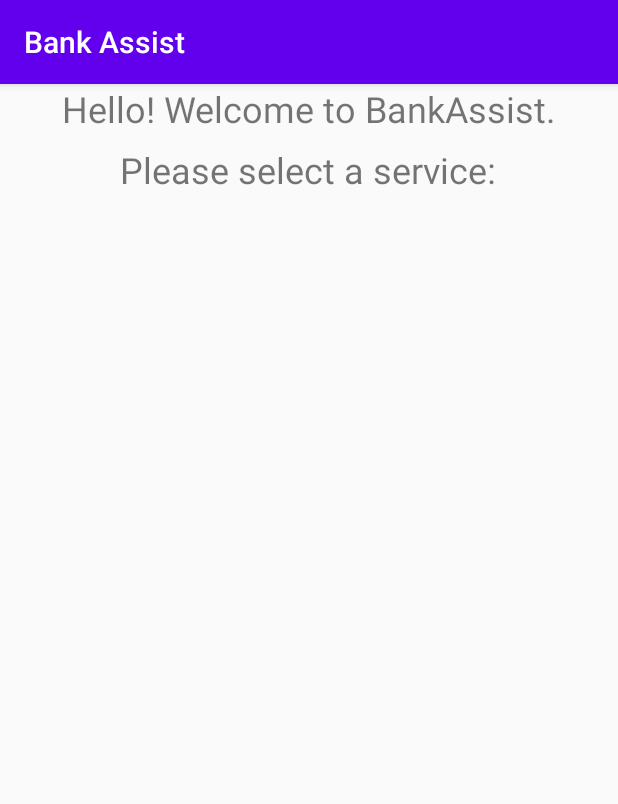
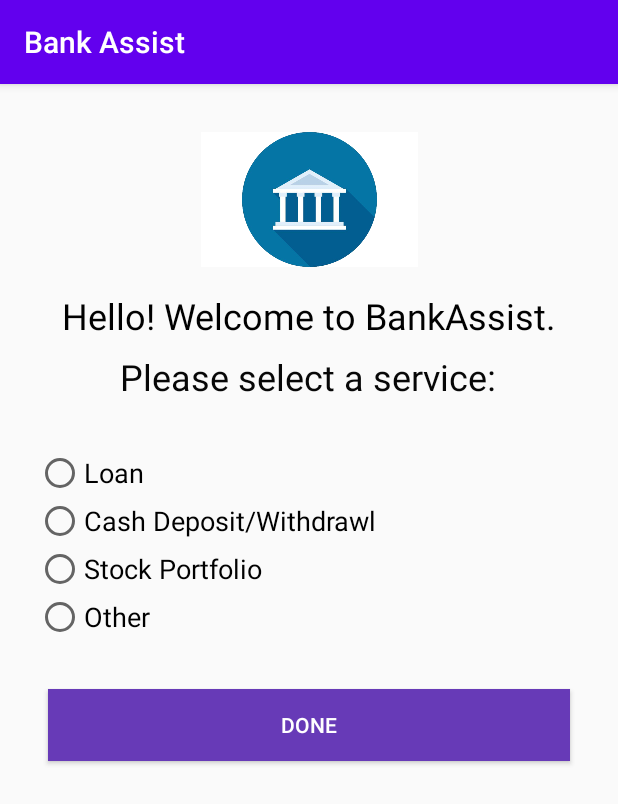
Before and after one commit to rishabh-khurana/ioT-BankingApp, an Android app: the SelectService screen opened directly, with no data from a screen before it, on a phone screen of 412 x 824 dp. Shown: the top 804 px of the screen. Run offline under Robolectric (Android 15) with nearby library versions, the phone set to English and light mode, and no system bars.

Commit message:
view2 init

```diff
--- a/app/src/main/java/com/example/bankassist/MainActivity.kt
+++ b/app/src/main/java/com/example/bankassist/MainActivity.kt
@@ -13,6 +13,10 @@ class MainActivity : AppCompatActivity() {
     override fun onCreate(savedInstanceState: Bundle?) {
         super.onCreate(savedInstanceState)
         setContentView(R.layout.activity_main)
+
+        fun showError(Message:String){
+            // TODO: Show error message on view
+        }
 
         fun switchToSelectService(){
             val selectServiceScreen = Intent(this , SelectService::class.java)
--- a/app/src/main/java/com/example/bankassist/SelectService.kt
+++ b/app/src/main/java/com/example/bankassist/SelectService.kt
@@ -2,11 +2,28 @@ package com.example.bankassist
 
 import androidx.appcompat.app.AppCompatActivity
 import android.os.Bundle
+import kotlinx.android.synthetic.main.activity_select_service.*
 
 class SelectService : AppCompatActivity() {
 
     override fun onCreate(savedInstanceState: Bundle?) {
         super.onCreate(savedInstanceState)
         setContentView(R.layout.activity_select_service)
+
+        fun getTicketNumber(urlVal:String):String{
+            // TODO: DO the API call here
+            val queueNumber:String = "1F".toString()
+            val ticketNumber:String = "135".toString()
+
+            return queueNumber+ticketNumber
+        }
+
+        formButton.setOnClickListener {
+            // TODO: Switch on bluetooth
+            // TODO: Integrate Bluecats SDK
+            // TODO: Send signals to beacon
+            // TODO: Once Signal is recieved make an API call to get queue number and ticket number
+            println(getTicketNumber("UrlValue"))
+        }
     }
 }
--- a/app/src/main/res/layout/activity_main.xml
+++ b/app/src/main/res/layout/activity_main.xml
@@ -26,6 +26,7 @@
         android:layout_marginEnd="32dp"
         android:layout_marginRight="32dp"
         android:text="Please Enter your Customer ID  and Password below:"
+        android:textColor="#000000"
         android:textSize="24sp"
         android:visibility="visible"
         app:layout_constraintEnd_toEndOf="parent"
--- a/app/src/main/res/layout/activity_select_service.xml
+++ b/app/src/main/res/layout/activity_select_service.xml
@@ -10,11 +10,13 @@
         android:id="@+id/textView2"
         android:layout_width="wrap_content"
         android:layout_height="wrap_content"
+        android:layout_marginTop="16dp"
         android:text="Hello! Welcome to BankAssist."
+        android:textColor="#000000"
         android:textSize="24sp"
         app:layout_constraintEnd_toEndOf="parent"
         app:layout_constraintStart_toStartOf="parent"
-        tools:layout_editor_absoluteY="110dp" />
+        app:layout_constraintTop_toBottomOf="@+id/imageView" />
 
     <TextView
         android:id="@+id/textView3"
@@ -22,9 +24,78 @@
         android:layout_height="wrap_content"
         android:layout_marginTop="8dp"
         android:text="Please select a service:"
+        android:textColor="#070707"
         android:textSize="24sp"
         app:layout_constraintEnd_toEndOf="parent"
         app:layout_constraintHorizontal_bias="0.497"
         app:layout_constraintStart_toStartOf="parent"
         app:layout_constraintTop_toBottomOf="@+id/textView2" />
+
+    <RadioGroup
+        android:id="@+id/radioGroup"
+        android:layout_width="0dp"
+        android:layout_height="wrap_content"
+        android:layout_marginStart="24dp"
+        android:layout_marginLeft="24dp"
+        android:layout_marginTop="32dp"
+        android:layout_marginEnd="24dp"
+        android:layout_marginRight="24dp"
+        app:layout_constraintEnd_toEndOf="parent"
+        app:layout_constraintStart_toStartOf="parent"
+        app:layout_constraintTop_toBottomOf="@+id/textView3">
+
+        <RadioButton
+            android:id="@+id/radioButton"
+            android:layout_width="match_parent"
+            android:layout_height="wrap_content"
+            android:text="Loan"
+            android:textSize="18sp" />
+
+        <RadioButton
+            android:id="@+id/radioButton2"
+            android:layout_width="match_parent"
+            android:layout_height="wrap_content"
+            android:text="Cash Deposit/Withdrawl"
+            android:textSize="18sp" />
+
+        <RadioButton
+            android:id="@+id/radioButton4"
+            android:layout_width="match_parent"
+            android:layout_height="wrap_content"
+            android:text="Stock Portfolio"
+            android:textSize="18sp" />
+
+        <RadioButton
+            android:id="@+id/radioButton3"
+            android:layout_width="match_parent"
+            android:layout_height="wrap_content"
+            android:text="Other"
+            android:textSize="18sp" />
+    </RadioGroup>
+
+    <Button
+        android:id="@+id/formButton"
+        android:layout_width="0dp"
+        android:layout_height="wrap_content"
+        android:layout_marginStart="32dp"
+        android:layout_marginLeft="32dp"
+        android:layout_marginTop="32dp"
+        android:layout_marginEnd="32dp"
+        android:layout_marginRight="32dp"
+        android:background="#673AB7"
+        android:text="Done"
+        android:textColor="#FFFFFF"
+        app:layout_constraintEnd_toEndOf="parent"
+        app:layout_constraintStart_toStartOf="parent"
+        app:layout_constraintTop_toBottomOf="@+id/radioGroup" />
+
+    <ImageView
+        android:id="@+id/imageView"
+        android:layout_width="155dp"
+        android:layout_height="90dp"
+        android:layout_marginTop="32dp"
+        app:layout_constraintEnd_toEndOf="parent"
+        app:layout_constraintStart_toStartOf="parent"
+        app:layout_constraintTop_toTopOf="parent"
+        app:srcCompat="@drawable/bank" />
 </androidx.constraintlayout.widget.ConstraintLayout>
```
